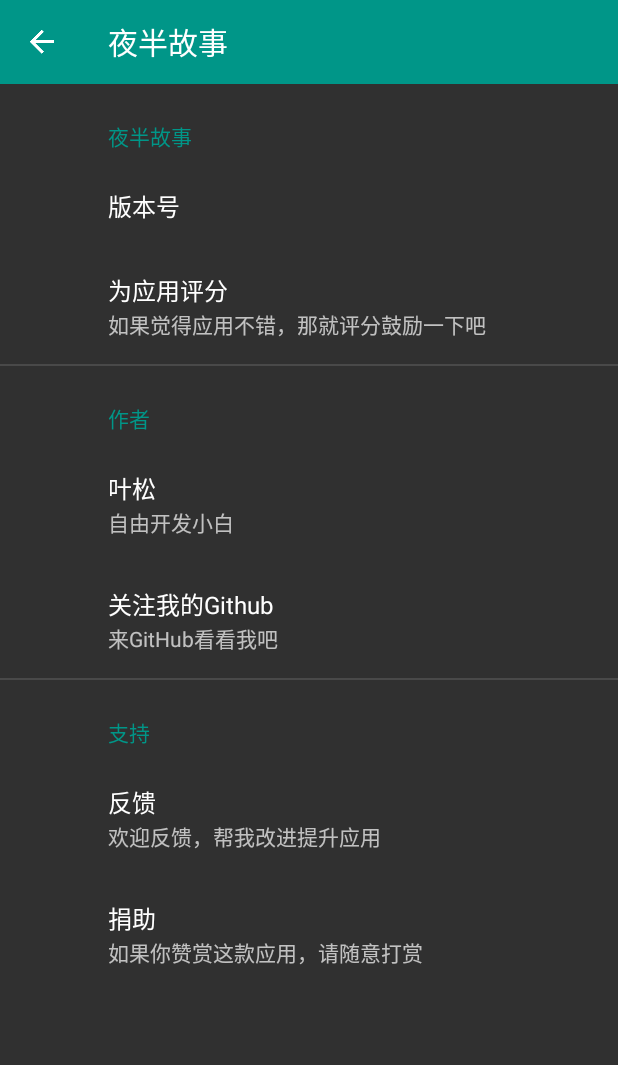
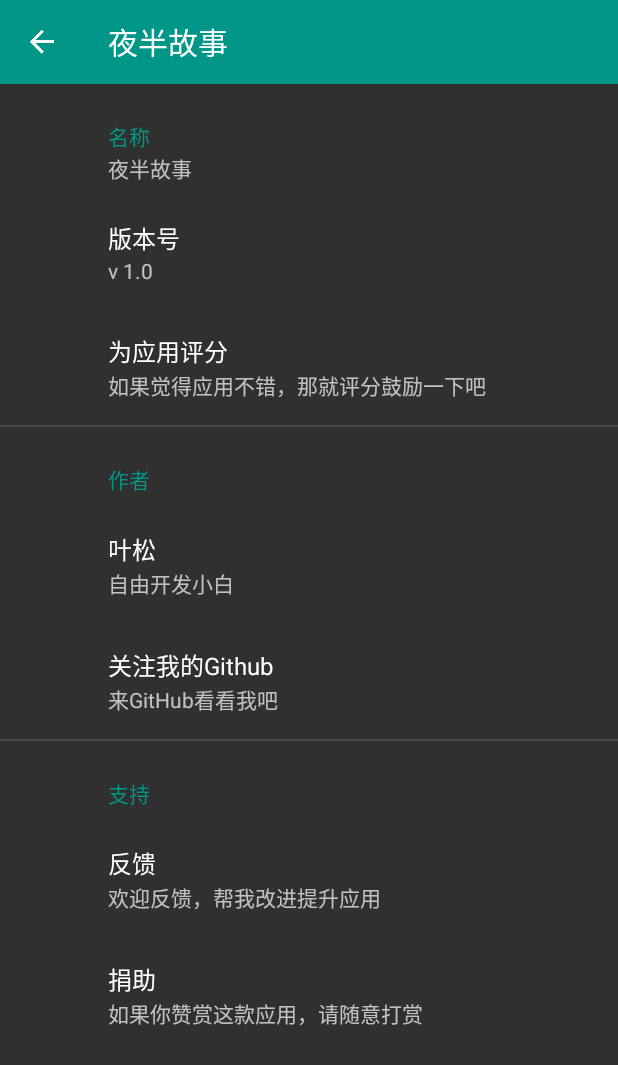
Before and after one commit to EL113/GhostStory, an Android app: the AboutFragment screen opened directly, with no data from a screen before it, on a phone screen of 412 x 824 dp. Shown: the top 1065 px of the screen. Run offline under Robolectric (Android 15) with nearby library versions, the phone set to English and light mode, and no system bars; our stand-ins replace androidx.preference.

```diff
--- a/app/src/main/java/com/example/ghoststory/adapter/RecommendationsAdapter.java
+++ b/app/src/main/java/com/example/ghoststory/adapter/RecommendationsAdapter.java
@@ -49,7 +49,7 @@ public class RecommendationsAdapter extends RecyclerView.Adapter<RecyclerView.Vi
         @Override
         public void onClick(View v) {
             if (listener != null) {
-                //
+                //实现预设接口的动作
                 listener.OnItemClicked(v, getLayoutPosition());
             }
         }
--- a/app/src/main/res/layout/app_bar_main.xml
+++ b/app/src/main/res/layout/app_bar_main.xml
@@ -27,6 +27,6 @@
         android:layout_width="match_parent"
         android:layout_height="match_parent"
         android:id="@+id/layout_fragment"
-        android:layout_marginTop="?actionBarSize"/>
+        app:layout_behavior="@string/appbar_scrolling_view_behavior"/>
 
 </android.support.design.widget.CoordinatorLayout>
--- a/app/src/main/res/layout/frag_story_list_layout.xml
+++ b/app/src/main/res/layout/frag_story_list_layout.xml
@@ -1,8 +1,8 @@
 <?xml version="1.0" encoding="utf-8"?>
-<android.support.v4.widget.SwipeRefreshLayout
-    xmlns:android="http://schemas.android.com/apk/res/android"
+<android.support.v4.widget.SwipeRefreshLayout xmlns:android="http://schemas.android.com/apk/res/android"
     android:layout_width="match_parent"
     android:layout_height="match_parent"
+    xmlns:app="http://schemas.android.com/apk/res-auto"
     android:id="@+id/frag_story_list_refresh">
 
     <FrameLayout
--- a/app/src/main/res/values/styles.xml
+++ b/app/src/main/res/values/styles.xml
@@ -1,17 +1,12 @@
 <resources>
 
     <!-- Base application theme. -->
-    <style name="AppTheme" parent="Theme.AppCompat.DayNight.DarkActionBar">
+    <style name="AppTheme" parent="Theme.AppCompat.DayNight.NoActionBar">
         <!-- Customize your theme here. -->
         <item name="colorPrimary">@color/colorPrimary</item>
         <item name="colorPrimaryDark">@color/colorPrimaryDark</item>
         <item name="colorAccent">@color/colorAccent</item>
         <item name="preferenceTheme">@style/myPreferenceScreen</item>
-    </style>
-
-    <style name="AppTheme.NoActionBar">
-        <item name="windowActionBar">false</item>
-        <item name="windowNoTitle">true</item>
     </style>
 
     <style name="AppTheme.AppBarOverlay" parent="ThemeOverlay.AppCompat.Dark.ActionBar">
@@ -20,10 +15,6 @@
     </style>
 
     <style name="AppTheme.PopupOverlay" parent="ThemeOverlay.AppCompat.Light" />
-
-    <style name="AppTheme.FullScreen" parent="AppTheme.NoActionBar">
-        <item name="android:windowFullscreen">true</item>
-    </style>
 
     <style name="myPreferenceScreen" parent="PreferenceThemeOverlay.v14.Material">
         <item name="android:fadeScrollbars">true</item>
--- a/app/src/main/res/xml/frag_about.xml
+++ b/app/src/main/res/xml/frag_about.xml
@@ -2,9 +2,12 @@
 <android.support.v7.preference.PreferenceScreen
     xmlns:android="http://schemas.android.com/apk/res/android">
 
-    <android.support.v7.preference.PreferenceCategory android:title="@string/app_name">
+    <android.support.v7.preference.PreferenceCategory android:title="名称"
+        android:summary="@string/app_name">
 
-        <android.support.v7.preference.Preference android:title="版本号" />
+        <android.support.v7.preference.Preference android:title="版本号"
+            android:key="version"
+            android:summary="v 1.0"/>
 
         <android.support.v7.preference.Preference android:title="为应用评分"
             android:key="rate"
```
Also changed, not shown: app/src/main/AndroidManifest.xml (+5 -10 lines).
